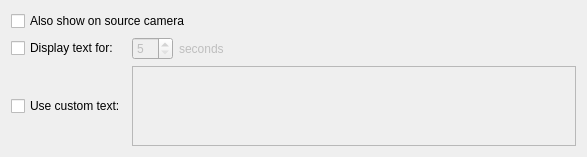
Before: the Qt Designer form client/src/ui/widgets/business/show_text_overlay_action_widget.ui in networkoptix/nx_open, drawn with Qt 5.
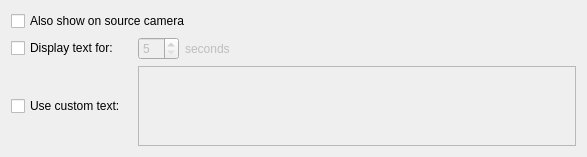
After: the same form once the commit is applied.

Commit message:
VMS-1664:User should be able to configure text overlay on source cameras
<==== Mercurial data ====>
Branch: dev_2.5.0_gui

The edit to the form file:
```diff
--- a/client/src/ui/widgets/business/show_text_overlay_action_widget.ui
+++ b/client/src/ui/widgets/business/show_text_overlay_action_widget.ui
@@ -14,40 +14,7 @@
    <string/>
   </property>
   <layout class="QGridLayout" name="gridLayout">
-   <item row="1" column="0">
-    <widget class="QCheckBox" name="fixedDurationCheckBox">
-     <property name="text">
-      <string>Display text for:</string>
-     </property>
-    </widget>
-   </item>
-   <item row="2" column="0">
-    <widget class="QCheckBox" name="customTextCheckBox">
-     <property name="text">
-      <string>Use custom text:</string>
-     </property>
-    </widget>
-   </item>
-   <item row="2" column="1">
-    <widget class="QPlainTextEdit" name="customTextEdit">
-     <property name="enabled">
-      <bool>false</bool>
-     </property>
-     <property name="sizePolicy">
-      <sizepolicy hsizetype="Expanding" vsizetype="Fixed">
-       <horstretch>0</horstretch>
-       <verstretch>0</verstretch>
-      </sizepolicy>
-     </property>
-     <property name="maximumSize">
-      <size>
-       <width>16777215</width>
-       <height>80</height>
-      </size>
-     </property>
-    </widget>
-   </item>
-   <item row="1" column="1">
+   <item row="2" column="2">
     <widget class="QWidget" name="durationWidget" native="true">
      <property name="enabled">
       <bool>false</bool>
@@ -88,13 +55,66 @@
      </layout>
     </widget>
    </item>
-   <item row="0" column="0" colspan="2">
-    <widget class="QCheckBox" name="useSourceCheckBox">
+   <item row="2" column="0">
+    <widget class="QCheckBox" name="fixedDurationCheckBox">
      <property name="text">
-      <string>Also show on source camera</string>
+      <string>Display text for:</string>
      </property>
     </widget>
    </item>
+   <item row="3" column="2">
+    <widget class="QPlainTextEdit" name="customTextEdit">
+     <property name="enabled">
+      <bool>false</bool>
+     </property>
+     <property name="sizePolicy">
+      <sizepolicy hsizetype="Expanding" vsizetype="Fixed">
+       <horstretch>0</horstretch>
+       <verstretch>0</verstretch>
+      </sizepolicy>
+     </property>
+     <property name="maximumSize">
+      <size>
+       <width>16777215</width>
+       <height>80</height>
+      </size>
+     </property>
+    </widget>
+   </item>
+   <item row="3" column="0">
+    <widget class="QCheckBox" name="customTextCheckBox">
+     <property name="text">
+      <string>Use custom text:</string>
+     </property>
+    </widget>
+   </item>
+   <item row="1" column="0" colspan="3">
+    <layout class="QHBoxLayout" name="horizontalLayout_2">
+     <property name="spacing">
+      <number>0</number>
+     </property>
+     <item>
+      <widget class="QCheckBox" name="useSourceCheckBox">
+       <property name="text">
+        <string>Also show on source camera</string>
+       </property>
+      </widget>
+     </item>
+     <item>
+      <spacer name="horizontalSpacer">
+       <property name="orientation">
+        <enum>Qt::Horizontal</enum>
+       </property>
+       <property name="sizeHint" stdset="0">
+        <size>
+         <width>40</width>
+         <height>20</height>
+        </size>
+       </property>
+      </spacer>
+     </item>
+    </layout>
+   </item>
   </layout>
  </widget>
  <resources/>
```
